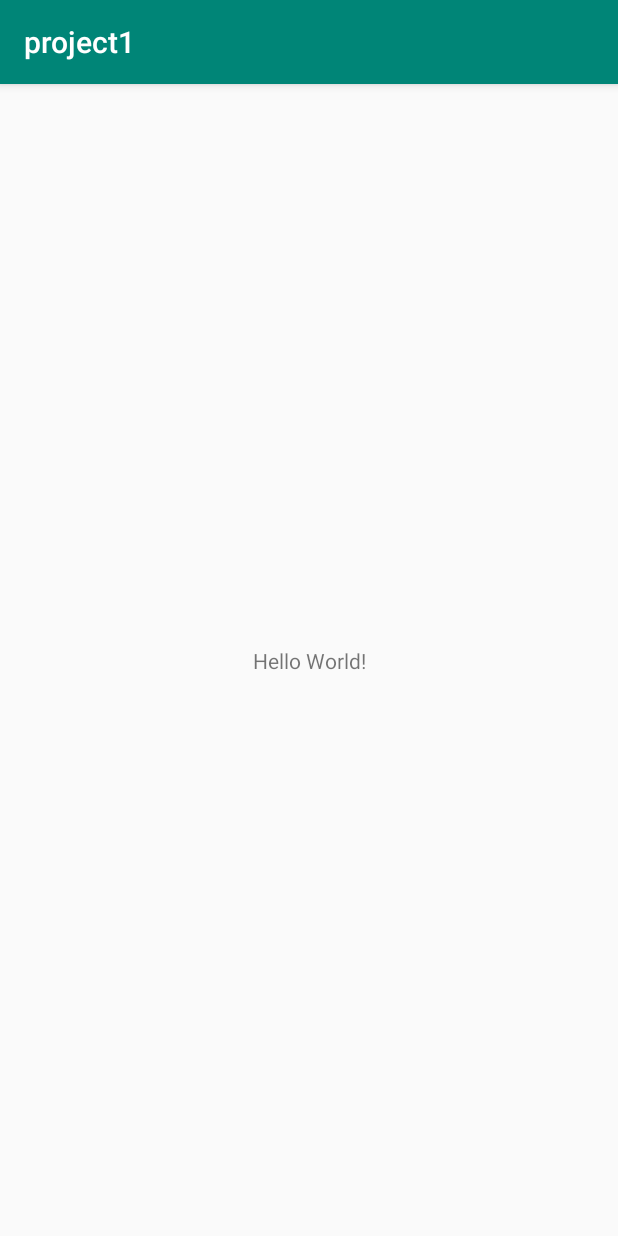
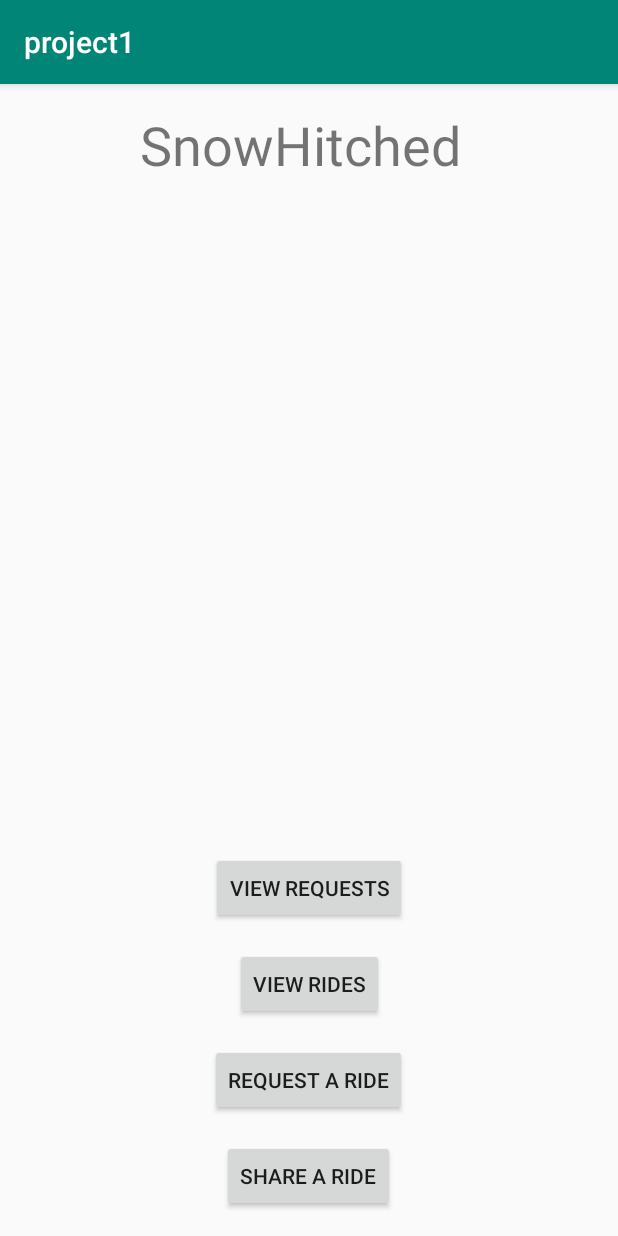
Before and after one commit to menegax/SENG440-Mobile-SnowHitch, an Android app: the screen it shows after launch (MainActivity), on a phone screen of 412 x 824 dp. Run offline under Robolectric (Android 15) with nearby library versions, the phone set to English and light mode, and no system bars.

Commit message:
Created some buttons, title for initial page

```diff
--- a/app/src/main/res/layout/activity_main.xml
+++ b/app/src/main/res/layout/activity_main.xml
@@ -6,14 +6,35 @@
         android:layout_width="match_parent"
         android:layout_height="match_parent"
         tools:context=".MainActivity">
-
-    <TextView
+    <Button
             android:layout_width="wrap_content"
             android:layout_height="wrap_content"
-            android:text="Hello World!"
-            app:layout_constraintBottom_toBottomOf="parent"
-            app:layout_constraintLeft_toLeftOf="parent"
-            app:layout_constraintRight_toRightOf="parent"
-            app:layout_constraintTop_toTopOf="parent"/>
-
+            app:layout_constraintStart_toStartOf="parent" app:layout_constraintEnd_toEndOf="parent"
+            android:id="@+id/button2" app:layout_constraintHorizontal_bias="0.498" android:layout_marginBottom="16dp"
+            app:layout_constraintBottom_toTopOf="@+id/button1" android:text="@string/button2"/>
+    <Button
+            android:layout_width="wrap_content"
+            android:layout_height="wrap_content"
+            app:layout_constraintStart_toStartOf="parent" app:layout_constraintEnd_toEndOf="parent"
+            android:id="@+id/button1" app:layout_constraintHorizontal_bias="0.498" android:layout_marginBottom="16dp"
+            app:layout_constraintBottom_toBottomOf="parent" android:text="@string/button1"/>
+    <Button
+            android:layout_width="wrap_content"
+            android:layout_height="wrap_content"
+            app:layout_constraintStart_toStartOf="parent" app:layout_constraintEnd_toEndOf="parent"
+            android:id="@+id/button3" android:layout_marginBottom="16dp"
+            app:layout_constraintBottom_toTopOf="@+id/button2" android:text="@string/button3"/>
+    <Button
+            android:layout_width="wrap_content"
+            android:layout_height="wrap_content"
+            app:layout_constraintStart_toStartOf="parent" app:layout_constraintEnd_toEndOf="parent"
+            android:id="@+id/button4" android:layout_marginBottom="16dp"
+            app:layout_constraintBottom_toTopOf="@+id/button3" app:layout_constraintHorizontal_bias="0.501"
+            android:text="@string/button4"/>
+    <TextView
+            android:layout_width="225dp"
+            android:layout_height="64dp" app:layout_constraintTop_toTopOf="parent"
+            app:layout_constraintStart_toStartOf="parent" android:layout_marginTop="16dp"
+            app:layout_constraintEnd_toEndOf="parent" android:id="@+id/textView" android:text="@string/editText"
+            android:textSize="36sp"/>
 </android.support.constraint.ConstraintLayout>
--- a/app/src/main/res/values/strings.xml
+++ b/app/src/main/res/values/strings.xml
@@ -1,3 +1,8 @@
 <resources>
     <string name="app_name">project1</string>
+    <string name="button1">Share a Ride</string>
+    <string name="button2">Request a Ride</string>
+    <string name="button3">View Rides</string>
+    <string name="button4">View Requests</string>
+    <string name="editText">SnowHitched</string>
 </resources>
```
